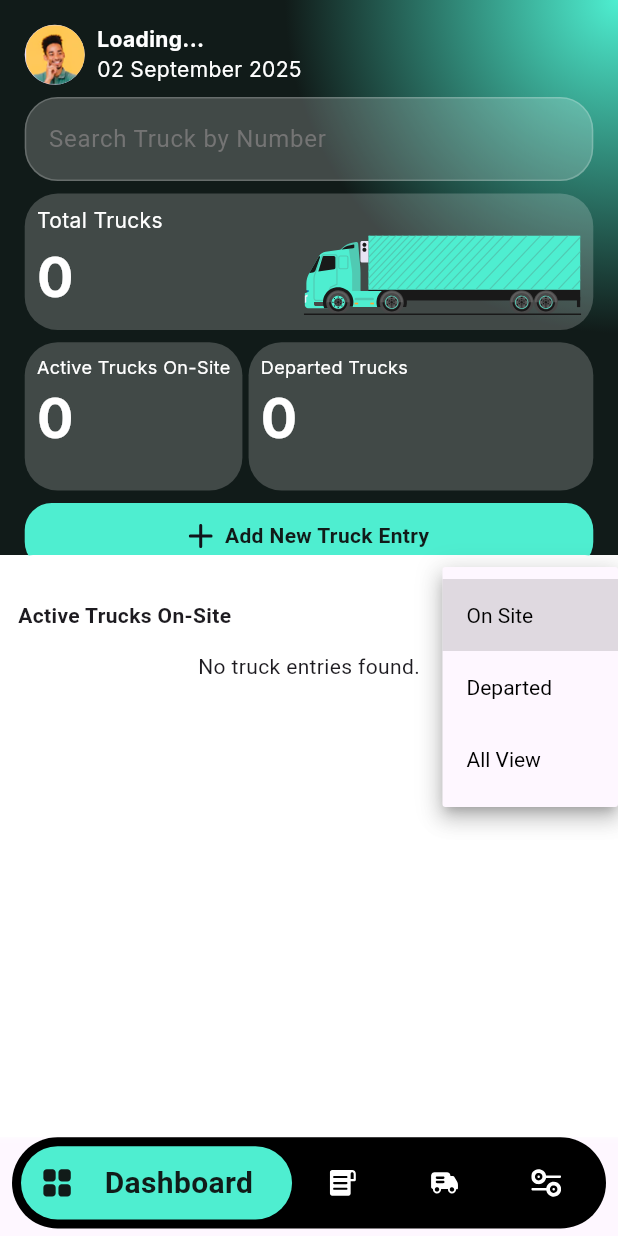
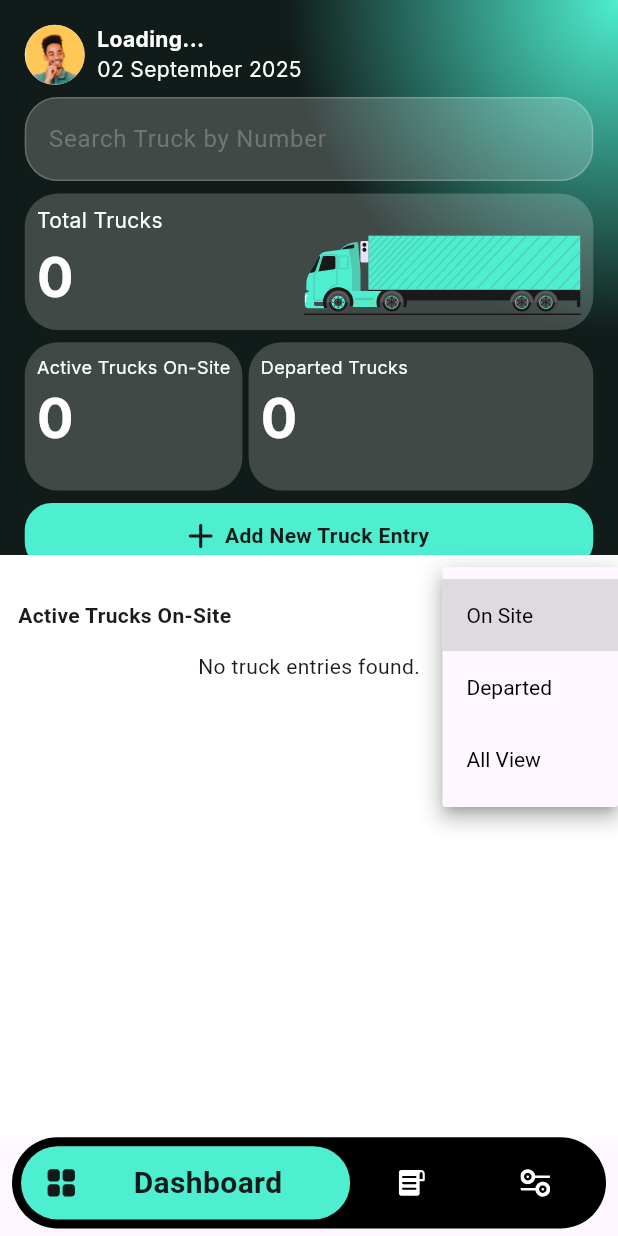
Before and after one commit to jasonapp2244/acl_exavation_project, a Flutter app: the MainScreen screen opened by its route, after a tap on "On Site", on a phone screen of 412 x 824 dp. Run offline on Flutter 3.47's test engine with Material 3 defaults, Android fonts, the phone set to English and light mode, and no system bars; our stand-ins replace another_flushbar, cloud_firestore, dotted_line, firebase_auth, firebase_core, flutter_svg and 4 more; accounts and stored records are empty.

Commit message:
code fixes

```diff
--- a/lib/view/main_wrapper.dart
+++ b/lib/view/main_wrapper.dart
@@ -17,7 +17,7 @@ class _MainScreenState extends State<MainScreen> {
   final List<Widget> _screens = [
     const Homeview(),
     const TruckLogView(),
-    const ManageTrucks(),
+    // const ManageTrucks(),
     const SettingView(),
   ];
 
--- a/lib/view/manage_trucks.dart
+++ b/lib/view/manage_trucks.dart
@@ -44,18 +44,18 @@ class ManageTrucks extends StatelessWidget {
                               fontSize: Responsive.textScaleFactor * 26,
                             ),
                           ),
-                          Container(
-                            decoration: BoxDecoration(
-                              shape: BoxShape.circle,
-                              color: AppColor.whiteColor.withValues(alpha: 0.2),
-                            ),
-                            child: Padding(
-                              padding: const EdgeInsets.all(12.0),
-                              child: SvgPicture.asset(
-                                "assets/icons/notificsation.svg",
-                              ),
-                            ),
-                          ),
+                          // Container(
+                          //   decoration: BoxDecoration(
+                          //     shape: BoxShape.circle,
+                          //     color: AppColor.whiteColor.withValues(alpha: 0.2),
+                          //   ),
+                          //   child: Padding(
+                          //     padding: const EdgeInsets.all(12.0),
+                          //     child: SvgPicture.asset(
+                          //       "assets/icons/notificsation.svg",
+                          //     ),
+                          //   ),
+                          // ),
                         ],
                       ),
                       SizedBox(height: Responsive.h(1)),
--- a/lib/view/truck_log_view.dart
+++ b/lib/view/truck_log_view.dart
@@ -49,18 +49,18 @@ class TruckLogView extends StatelessWidget {
                             fontSize: Responsive.textScaleFactor * 26,
                           ),
                         ),
-                        Container(
-                          decoration: BoxDecoration(
-                            shape: BoxShape.circle,
-                            color: AppColor.whiteColor.withValues(alpha: 0.2),
-                          ),
-                          child: Padding(
-                            padding: const EdgeInsets.all(12.0),
-                            child: SvgPicture.asset(
-                              "assets/icons/notificsation.svg",
-                            ),
-                          ),
-                        ),
+                        // Container(
+                        //   decoration: BoxDecoration(
+                        //     shape: BoxShape.circle,
+                        //     color: AppColor.whiteColor.withValues(alpha: 0.2),
+                        //   ),
+                        //   child: Padding(
+                        //     padding: const EdgeInsets.all(12.0),
+                        //     child: SvgPicture.asset(
+                        //       "assets/icons/notificsation.svg",
+                        //     ),
+                        //   ),
+                        // ),
                       ],
                     ),
                     SizedBox(height: Responsive.h(1)),
--- a/lib/view/widgets/custom_bottom_nav_bar.dart
+++ b/lib/view/widgets/custom_bottom_nav_bar.dart
@@ -51,13 +51,13 @@ class _CustomBottomNavigationBarState extends State<CustomBottomNavigationBar> {
             ),
           ),
 
-          NavigationBarButton(
-            text: 'Trucks',
-            imagePath: 'assets/icons/truck_icon.svg',
-            backgroundGradient: LinearGradient(
-              colors: [Color(0xff4EEED0), Color(0xff4EEED0)],
-            ),
-          ),
+          // NavigationBarButton(
+          //   text: 'Trucks',
+          //   imagePath: 'assets/icons/truck_icon.svg',
+          //   backgroundGradient: LinearGradient(
+          //     colors: [Color(0xff4EEED0), Color(0xff4EEED0)],
+          //   ),
+          // ),
           NavigationBarButton(
             text: 'Settings',
             imagePath: 'assets/icons/settings.svg',
```
